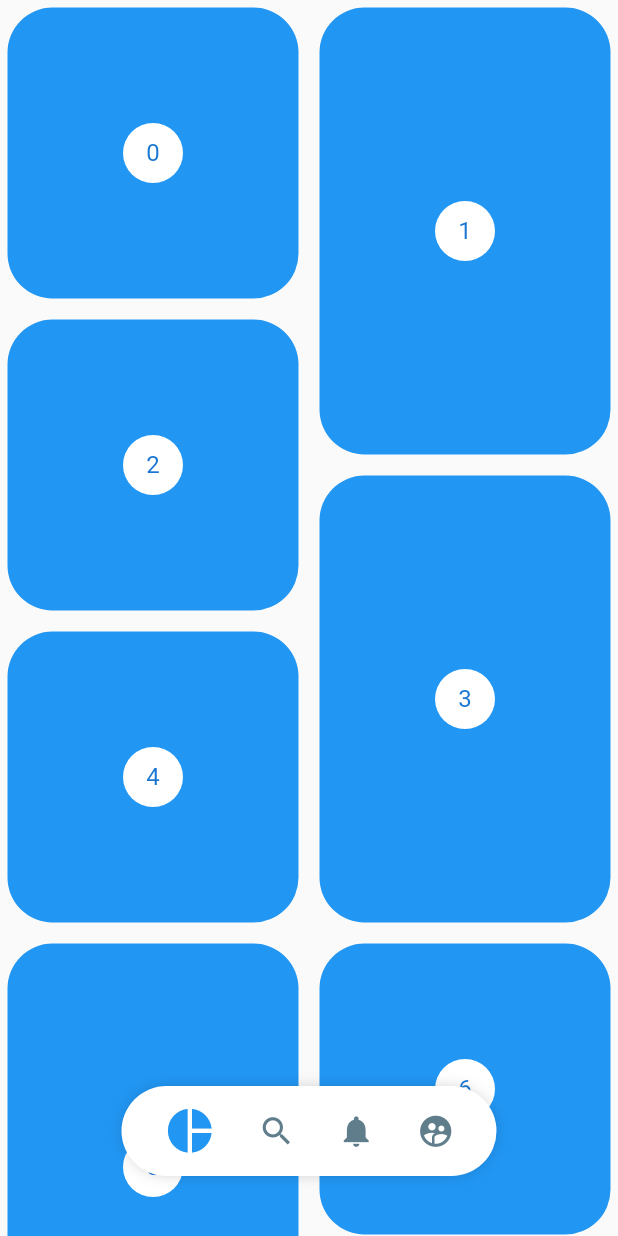
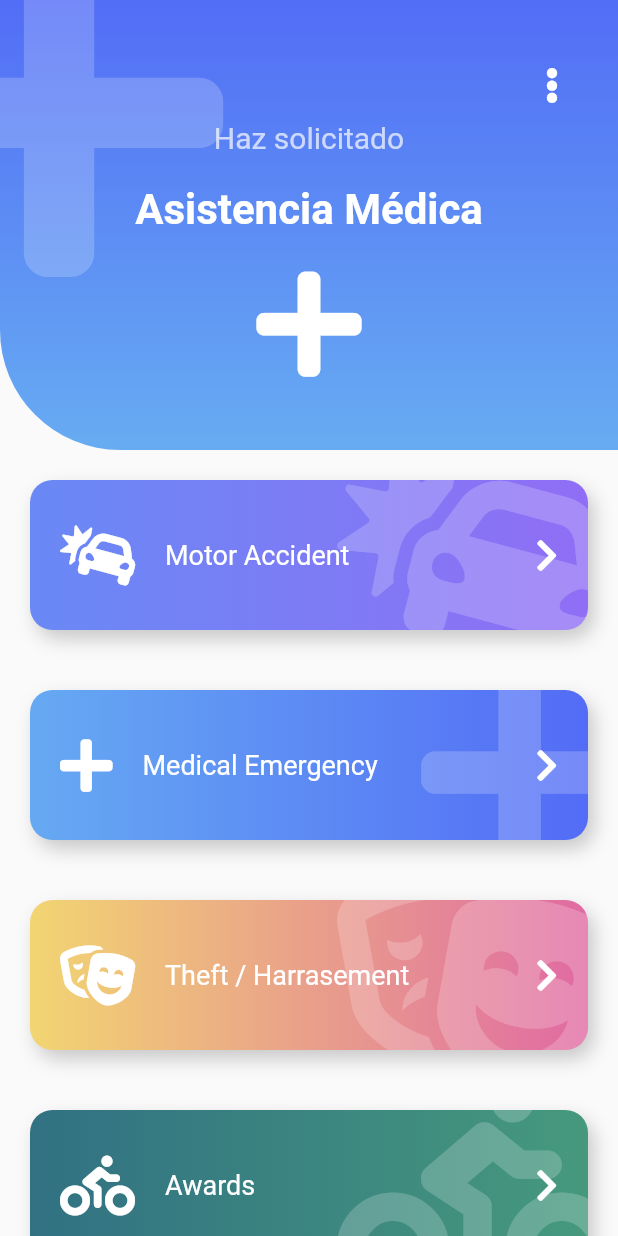
Before and after one commit to CarlosEsp710/flttr-designs, a Flutter app: the screen it shows after launch, on a phone screen of 412 x 824 dp. Run offline on Flutter 3.47's test engine with Material 2 defaults, Android fonts, the phone set to English and light mode, and no system bars; our stand-ins replace animate_do, flutter_svg, font_awesome_flutter.

Commit message:
Emergency Layout

```diff
--- a/lib/main.dart
+++ b/lib/main.dart
@@ -7,6 +7,7 @@ import 'package:custom_painter/src/labs/circular_progress_page.dart';
 import 'package:custom_painter/src/pages/pie_charts_page.dart';
 import 'package:custom_painter/src/pages/slideshow_page.dart';
 import 'package:custom_painter/src/pages/pinterest_page.dart';
+import 'package:custom_painter/src/pages/emergency_page.dart';
 
 void main() {
   runApp(const MyApp());
@@ -20,7 +21,7 @@ class MyApp extends StatelessWidget {
     return MaterialApp(
       debugShowCheckedModeBanner: false,
       title: 'Diseños App',
-      home: PinterestPage(),
+      home: EmergencyPage(),
     );
   }
 }
--- /dev/null
+++ b/lib/src/pages/emergency_page.dart
@@ -0,0 +1,170 @@
+import 'package:flutter/material.dart';
+import 'package:font_awesome_flutter/font_awesome_flutter.dart';
+import 'package:animate_do/animate_do.dart';
+
+import 'package:custom_painter/src/widgets/fat_button.dart';
+import 'package:custom_painter/src/widgets/headers.dart';
+
+class EmergencyPage extends StatelessWidget {
+  const EmergencyPage({Key? key}) : super(key: key);
+
+  @override
+  Widget build(BuildContext context) {
+    return Scaffold(
+      body: Stack(
+        children: <Widget>[
+          Container(
+            margin: const EdgeInsets.only(top: 200),
+            child: ListView(
+              physics: const BouncingScrollPhysics(),
+              children: <Widget>[
+                const SizedBox(height: 100),
+                FadeInLeft(
+                  child: FatButton(
+                    icon: FontAwesomeIcons.carCrash,
+                    title: 'Motor Accident',
+                    color_1: const Color(0xff6989F5),
+                    color_2: const Color(0xff906EF5),
+                    onPressed: () => print('Click'),
+                  ),
+                ),
+                FadeInLeft(
+                  child: FatButton(
+                    icon: FontAwesomeIcons.plus,
+                    title: 'Medical Emergency',
+                    color_1: const Color(0xff66A9F2),
+                    color_2: const Color(0xff536CF6),
+                    onPressed: () => print('Click'),
+                  ),
+                ),
+                FadeInLeft(
+                  child: FatButton(
+                    icon: FontAwesomeIcons.theaterMasks,
+                    title: 'Theft / Harrasement',
+                    color_1: const Color(0xffF2D572),
+                    color_2: const Color(0xffE06AA3),
+                    onPressed: () => print('Click'),
+                  ),
+                ),
+                FadeInLeft(
+                  child: FatButton(
+                    icon: FontAwesomeIcons.biking,
+                    title: 'Awards',
+                    color_1: const Color(0xff317183),
+                    color_2: const Color(0xff46997D),
+                    onPressed: () => print('Click'),
+                  ),
+                ),
+                FadeInLeft(
+                  child: FatButton(
+                    icon: FontAwesomeIcons.carCrash,
+                    title: 'Motor Accident',
+                    color_1: const Color(0xff6989F5),
+                    color_2: const Color(0xff906EF5),
+                    onPressed: () => print('Click'),
+                  ),
+                ),
+                FadeInLeft(
+                  child: FatButton(
+                    icon: FontAwesomeIcons.plus,
+                    title: 'Medical Emergency',
+                    color_1: const Color(0xff66A9F2),
+                    color_2: const Color(0xff536CF6),
+                    onPressed: () => print('Click'),
+                  ),
+                ),
+                FadeInLeft(
+                  child: FatButton(
+                    icon: FontAwesomeIcons.theaterMasks,
+                    title: 'Theft / Harrasement',
+                    color_1: const Color(0xffF2D572),
+                    color_2: const Color(0xffE06AA3),
+                    onPressed: () => print('Click'),
+                  ),
+                ),
+                FadeInLeft(
+                  child: FatButton(
+                    icon: FontAwesomeIcons.biking,
+                    title: 'Awards',
+                    color_1: const Color(0xff317183),
+                    color_2: const Color(0xff46997D),
+                    onPressed: () => print('Click'),
+                  ),
+                ),
+                FadeInLeft(
+                  child: FatButton(
+                    icon: FontAwesomeIcons.carCrash,
+                    title: 'Motor Accident',
+                    color_1: const Color(0xff6989F5),
+                    color_2: const Color(0xff906EF5),
+                    onPressed: () => print('Click'),
+                  ),
+                ),
+                FadeInLeft(
+                  child: FatButton(
+                    icon: FontAwesomeIcons.plus,
+                    title: 'Medical Emergency',
+                    color_1: const Color(0xff66A9F2),
+                    color_2: const Color(0xff536CF6),
+                    onPressed: () => print('Click'),
+                  ),
+                ),
+                FadeInLeft(
+                  child: FatButton(
+                    icon: FontAwesomeIcons.theaterMasks,
+                    title: 'Theft / Harrasement',
+                    color_1: const Color(0xffF2D572),
+                    color_2: const Color(0xffE06AA3),
+                    onPressed: () => print('Click'),
+                  ),
+                ),
+                FadeInLeft(
+                  child: FatButton(
+                    icon: FontAwesomeIcons.biking,
+                    title: 'Awards',
+                    color_1: const Color(0xff317183),
+                    color_2: const Color(0xff46997D),
+                    onPressed: () => print('Click'),
+                  ),
+                ),
+              ],
+            ),
+          ),
+          const _Header(),
+        ],
+      ),
+    );
+  }
+}
+
+class _Header extends StatelessWidget {
+  const _Header({
+    Key? key,
+  }) : super(key: key);
+
+  @override
+  Widget build(BuildContext context) {
+    return Stack(
+      children: <Widget>[
+        const IconHeader(
+          icon: FontAwesomeIcons.plus,
+          title: 'Haz solicitado',
+          subtitle: 'Asistencia Médica',
+        ),
+        Positioned(
+          right: 0,
+          top: 30,
+          child: RawMaterialButton(
+            onPressed: () => print('CLICK'),
+            shape: const CircleBorder(),
+            padding: const EdgeInsets.all(15),
+            child: const FaIcon(
+              FontAwesomeIcons.ellipsisV,
+              color: Colors.white,
+            ),
+          ),
+        ),
+      ],
+    );
+  }
+}
--- /dev/null
+++ b/lib/src/widgets/fat_button.dart
@@ -0,0 +1,103 @@
+import 'package:flutter/material.dart';
+import 'package:font_awesome_flutter/font_awesome_flutter.dart';
+
+class FatButton extends StatelessWidget {
+  final IconData icon;
+  final Color color_1;
+  final Color color_2;
+  final String title;
+  final VoidCallback onPressed;
+
+  const FatButton({
+    Key? key,
+    required this.icon,
+    this.color_1 = const Color(0xFF6989F5),
+    this.color_2 = const Color(0xFF906EF5),
+    required this.title,
+    required this.onPressed,
+  }) : super(key: key);
+
+  @override
+  Widget build(BuildContext context) {
+    return GestureDetector(
+      onTap: onPressed,
+      child: Stack(
+        children: <Widget>[
+          _FatButtonBackground(
+            icon: icon,
+            color_1: color_1,
+            color_2: color_2,
+          ),
+          Row(
+            mainAxisAlignment: MainAxisAlignment.center,
+            children: <Widget>[
+              const SizedBox(height: 140, width: 40),
+              FaIcon(icon, color: Colors.white, size: 40),
+              const SizedBox(width: 20),
+              Expanded(
+                child: Text(title,
+                    style: const TextStyle(color: Colors.white, fontSize: 18)),
+              ),
+              const FaIcon(FontAwesomeIcons.chevronRight, color: Colors.white),
+              const SizedBox(width: 40)
+            ],
+          ),
+        ],
+      ),
+    );
+  }
+}
+
+class _FatButtonBackground extends StatelessWidget {
+  final IconData icon;
+  final Color color_1;
+  final Color color_2;
+
+  const _FatButtonBackground({
+    Key? key,
+    required this.icon,
+    required this.color_1,
+    required this.color_2,
+  }) : super(key: key);
+
+  @override
+  Widget build(BuildContext context) {
+    return Container(
+      child: ClipRRect(
+        borderRadius: BorderRadius.circular(15),
+        child: Stack(
+          children: <Widget>[
+            Positioned(
+              right: -20,
+              top: -20,
+              child: FaIcon(
+                icon,
+                size: 150,
+                color: Colors.white.withOpacity(0.2),
+              ),
+            ),
+          ],
+        ),
+      ),
+      width: double.infinity,
+      height: 100,
+      margin: const EdgeInsets.all(20),
+      decoration: BoxDecoration(
+        boxShadow: <BoxShadow>[
+          BoxShadow(
+            color: Colors.black.withOpacity(0.2),
+            offset: const Offset(4, 6),
+            blurRadius: 10,
+          ),
+        ],
+        borderRadius: BorderRadius.circular(15),
+        gradient: LinearGradient(
+          colors: <Color>[
+            color_1,
+            color_2,
+          ],
+        ),
+      ),
+    );
+  }
+}
--- a/lib/src/widgets/headers.dart
+++ b/lib/src/widgets/headers.dart
@@ -1,4 +1,6 @@
 import 'package:flutter/material.dart';
+
+import 'package:font_awesome_flutter/font_awesome_flutter.dart';
 
 class HeaderCuadrado extends StatelessWidget {
   const HeaderCuadrado({Key? key}) : super(key: key);
@@ -299,3 +301,90 @@ class _HeaderGradienteWavesPainter extends CustomPainter {
     return true;
   }
 }
+
+class IconHeader extends StatelessWidget {
+  final IconData icon;
+  final String title;
+  final String subtitle;
+  final Color iconColor;
+  final Color color_1;
+  final Color color_2;
+
+  const IconHeader({
+    Key? key,
+    required this.icon,
+    required this.title,
+    required this.subtitle,
+    this.color_1 = const Color(0xFF526DF6),
+    this.color_2 = const Color(0xFF67ACF2),
+    this.iconColor = Colors.white,
+  }) : super(key: key);
+
+  @override
+  Widget build(BuildContext context) {
+    return Stack(
+      children: <Widget>[
+        _IconHeaderBackground(
+          color_1: color_1,
+          color_2: color_2,
+        ),
+        Positioned(
+          top: -50,
+          left: -70,
+          child: FaIcon(icon, size: 250, color: iconColor.withOpacity(0.2)),
+        ),
+        Column(
+          children: <Widget>[
+            const SizedBox(height: 80, width: double.infinity),
+            Text(
+              title,
+              style:
+                  TextStyle(fontSize: 20, color: Colors.white.withOpacity(0.7)),
+            ),
+            const SizedBox(height: 20),
+            Text(
+              subtitle,
+              style: const TextStyle(
+                fontSize: 28,
+                color: Colors.white,
+                fontWeight: FontWeight.bold,
+              ),
+            ),
+            const SizedBox(height: 20),
+            FaIcon(icon, size: 80, color: iconColor),
+          ],
+        ),
+      ],
+    );
+  }
+}
+
+class _IconHeaderBackground extends StatelessWidget {
+  final Color color_1;
+  final Color color_2;
+
+  const _IconHeaderBackground({
+    Key? key,
+    required this.color_1,
+    required this.color_2,
+  }) : super(key: key);
+
+  @override
+  Widget build(BuildContext context) {
+    return Container(
+      width: double.infinity,
+      height: 300,
+      decoration: BoxDecoration(
+        borderRadius: const BorderRadius.only(bottomLeft: Radius.circular(80)),
+        gradient: LinearGradient(
+          begin: Alignment.topCenter,
+          end: Alignment.bottomCenter,
+          colors: <Color>[
+            color_1,
+            color_2,
+          ],
+        ),
+      ),
+    );
+  }
+}
--- a/pubspec.yaml
+++ b/pubspec.yaml
@@ -36,6 +36,8 @@ dependencies:
   flutter_svg: ^0.22.0
   provider: ^6.0.0
   flutter_staggered_grid_view: ^0.4.0
+  font_awesome_flutter: ^9.1.0
+  animate_do: ^2.0.0
 
 dev_dependencies:
   flutter_test:
```
Also changed, not shown: pubspec.lock.
